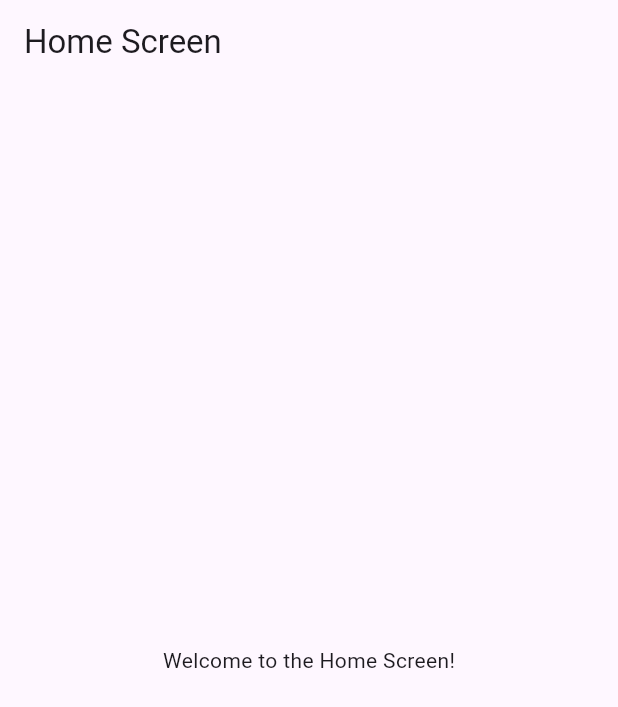
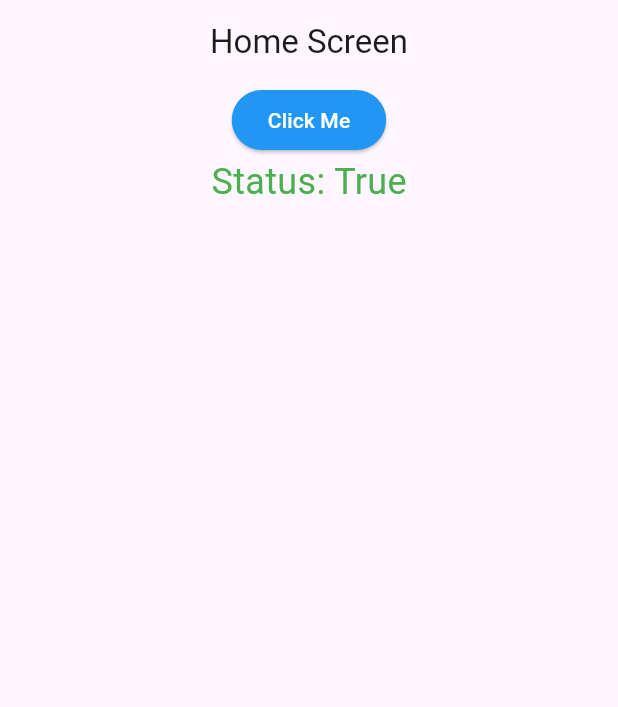
Before and after one commit to nurnobiCSE/flu_Intro_screen, a Flutter app: the screen it shows after launch, after a tap on the "arrow forward" icon, after a tap on "Skip", after a tap on "Start Now", on a phone screen of 412 x 824 dp. Shown: the top 707 px of the screen. Run offline on Flutter 3.47's test engine with Material 3 defaults, Android fonts, the phone set to English and light mode, and no system bars; our stand-ins replace firebase_core, introduction_screen, shared_preferences; accounts and stored records are empty.

```diff
--- a/lib/main.dart
+++ b/lib/main.dart
@@ -1,9 +1,18 @@
+import 'package:firebase_core/firebase_core.dart';
 import 'package:flutter/material.dart';
 import 'package:introduction_screen/introduction_screen.dart';
 import 'package:shared_preferences/shared_preferences.dart';
+import 'package:provider/provider.dart';
 
-void main() {
-  runApp(MyApp());
+void main() async{
+  WidgetsFlutterBinding.ensureInitialized();
+  await Firebase.initializeApp();
+  runApp(
+    ChangeNotifierProvider(
+      create: (_) => StatusProvider(),
+      child: MyApp(),
+    ),
+  );
 }
 
 class MyApp extends StatelessWidget {
@@ -13,6 +22,16 @@ class MyApp extends StatelessWidget {
       debugShowCheckedModeBanner: false,
       home: OnboardingScreen(),
     );
+  }
+}
+
+class StatusProvider extends ChangeNotifier {
+  bool _status = true;
+  bool get status => _status;
+
+  void toggleStatus() {
+    _status = !_status;
+    notifyListeners();
   }
 }
 
@@ -46,6 +65,8 @@ class _OnboardingScreenState extends State<OnboardingScreen> {
 
   @override
   Widget build(BuildContext context) {
+    final statusProvider = Provider.of<StatusProvider>(context);
+
     if (!_isFirstTime) {
       return HomeScreen(); // Navigate to your home screen if not first time
     }
@@ -57,14 +78,12 @@ class _OnboardingScreenState extends State<OnboardingScreen> {
           body: "This is the first page of the introduction.",
           image: Center(
             child: Container(
-                width: MediaQuery.of(context).size.width/1,
+              width: MediaQuery.of(context).size.width / 1,
               decoration: BoxDecoration(
                   image: DecorationImage(
                       image: AssetImage("assets/images/onboard/1.png"),
-                    fit: BoxFit.fill
-                  )
+                      fit: BoxFit.fill)),
             ),
-              )
           ),
         ),
         PageViewModel(
@@ -72,13 +91,11 @@ class _OnboardingScreenState extends State<OnboardingScreen> {
           body: "This is the second page of the introduction.",
           image: Center(
             child: Container(
-                 width: MediaQuery.of(context).size.width/1,
+              width: MediaQuery.of(context).size.width / 1,
               decoration: BoxDecoration(
                   image: DecorationImage(
                       image: AssetImage("assets/images/onboard/2.jpg"),
-                     fit: BoxFit.fill
-                   )
-                 ),
+                      fit: BoxFit.fill)),
             ),
           ),
         ),
@@ -116,9 +133,34 @@ class _OnboardingScreenState extends State<OnboardingScreen> {
 class HomeScreen extends StatelessWidget {
   @override
   Widget build(BuildContext context) {
+    // Correct usage of Provider to access StatusProvider
+    final statusProvider = Provider.of<StatusProvider>(context);
+
     return Scaffold(
-      appBar: AppBar(title: Text("Home Screen")),
-      body: Center(child: Text("Welcome to the Home Screen!")),
+      appBar: AppBar(title: Text("Home Screen"), centerTitle: true),
+      body: Column(
+        children: [
+          Center(
+            child: ElevatedButton(
+              style: ElevatedButton.styleFrom(backgroundColor: Colors.blue),
+              onPressed: statusProvider.toggleStatus, // Correct usage of toggleStatus
+              child: Text(
+                "Click Me",
+                style: TextStyle(color: Colors.white),
+              ),
+            ),
+          ),
+          Center(
+            child: Text(
+              statusProvider.status ? "Status: True" : "Status: False", // Correctly accessing the status
+              style: TextStyle(
+                color: statusProvider.status ? Colors.green : Colors.red,
+                fontSize: 24,
+              ),
+            ),
+          )
+        ],
+      ),
     );
   }
 }
--- a/pubspec.yaml
+++ b/pubspec.yaml
@@ -37,6 +37,8 @@ dependencies:
   cupertino_icons: ^1.0.8
   shared_preferences: ^2.0.11
   introduction_screen: ^3.0.0
+  provider: ^6.1.2
+  firebase_core: ^3.7.0
 
 dev_dependencies:
   flutter_test:
```
Also changed, not shown: pubspec.lock, 3 other files. Lines whose indentation alone changed are shown as unchanged.
